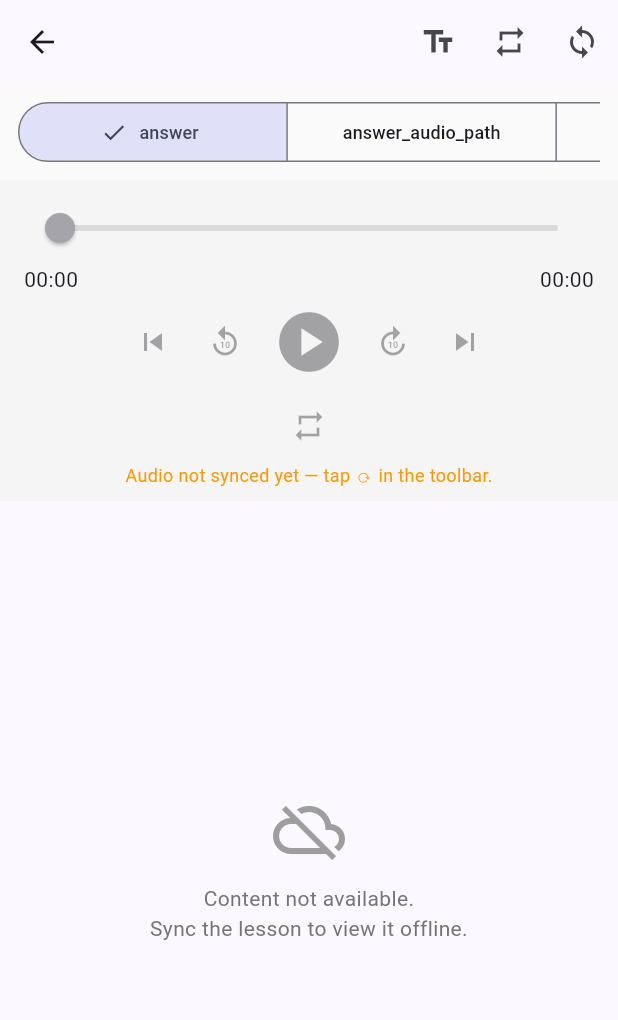
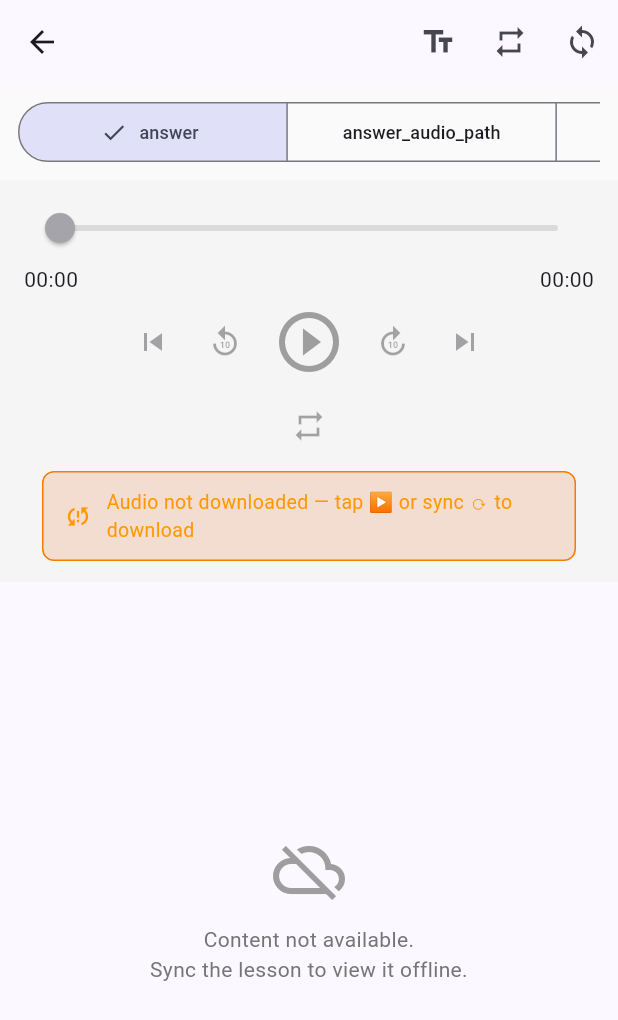
Before and after one commit to lbesnard/LingoAnki, a Flutter app: the PlayerScreen screen opened directly with empty values, on a phone screen of 412 x 824 dp. Shown: the top 1020 px of the screen. Run offline on Flutter 3.47's test engine with Material 3 defaults, Android fonts, the phone set to English and light mode, and no system bars; our stand-ins replace flutter_markdown, flutter_secure_storage, just_audio, shared_preferences, sqflite; accounts and stored records are empty.

Commit message:
feat(player): improve unsynced audio UX
- Play button is now always tappable; when audio isn't ready, tapping
  it shows a snackbar ('Syncing now, please wait...') and triggers sync
  automatically, instead of doing nothing
- Play button shows a grey outline play icon when unsynced (vs solid
  when ready) to signal the different state
- Replace the small orange text hint with a prominent orange banner:
  - Shows sync_problem icon and 'tap ▶ or sync ⟳ to download' when idle
  - Shows a spinner and 'Downloading audio... please wait' while syncing
  Banner disappears automatically once audio is ready

Co-authored-by: Copilot <223556219+Copilot@users.noreply.github.com>

```diff
--- a/android_app/lib/screens/player_screen.dart
+++ b/android_app/lib/screens/player_screen.dart
@@ -1083,13 +1083,27 @@ class _PlayerScreenState extends State<PlayerScreen> {
                               ProcessingState.completed;
                           return IconButton(
                             iconSize: 48,
-                            icon: Icon(completed
-                                ? Icons.replay_circle_filled
-                                : playing
-                                    ? Icons.pause_circle
-                                    : Icons.play_circle),
-                            onPressed: _audioReady
-                                ? () async {
+                            icon: Icon(
+                              !_audioReady
+                                  ? Icons.play_circle_outline
+                                  : completed
+                                      ? Icons.replay_circle_filled
+                                      : playing
+                                          ? Icons.pause_circle
+                                          : Icons.play_circle,
+                              color: !_audioReady ? Colors.grey : null,
+                            ),
+                            onPressed: !_audioReady
+                                ? () {
+                                    ScaffoldMessenger.of(context)
+                                        .showSnackBar(const SnackBar(
+                                      content: Text(
+                                          '⏳ Audio not downloaded yet — syncing now, please wait…'),
+                                      duration: Duration(seconds: 4),
+                                    ));
+                                    _triggerSync();
+                                  }
+                                : () async {
                                     if (completed) {
                                       await _player.seek(Duration.zero);
                                       await _player.play();
@@ -1098,8 +1112,7 @@ class _PlayerScreenState extends State<PlayerScreen> {
                                     } else {
                                       await _player.play();
                                     }
-                                  }
-                                : null,
+                                  },
                           );
                         },
                       ),
@@ -1135,10 +1148,47 @@ class _PlayerScreenState extends State<PlayerScreen> {
                     ],
                   ),
                   if (!_audioReady)
-                    const Text(
-                        'Audio not synced yet — tap ⟳ in the toolbar.',
-                        style:
-                            TextStyle(color: Colors.orange, fontSize: 12)),
+                    ListenableBuilder(
+                      listenable: SyncManager.instance,
+                      builder: (_, __) {
+                        final syncing = SyncManager.instance.isSyncing;
+                        return Container(
+                          margin: const EdgeInsets.symmetric(
+                              horizontal: 12, vertical: 6),
+                          padding: const EdgeInsets.symmetric(
+                              horizontal: 14, vertical: 10),
+                          decoration: BoxDecoration(
+                            color: Colors.orange.shade900.withValues(alpha: 0.15),
+                            border: Border.all(
+                                color: Colors.orange.shade700, width: 1),
+                            borderRadius: BorderRadius.circular(8),
+                          ),
+                          child: Row(
+                            children: [
+                              syncing
+                                  ? const SizedBox(
+                                      width: 16,
+                                      height: 16,
+                                      child: CircularProgressIndicator(
+                                          strokeWidth: 2,
+                                          color: Colors.orange))
+                                  : const Icon(Icons.sync_problem,
+                                      color: Colors.orange, size: 18),
+                              const SizedBox(width: 10),
+                              Expanded(
+                                child: Text(
+                                  syncing
+                                      ? 'Downloading audio… please wait'
+                                      : 'Audio not downloaded — tap ▶ or sync ⟳ to download',
+                                  style: const TextStyle(
+                                      color: Colors.orange, fontSize: 13),
+                                ),
+                              ),
+                            ],
+                          ),
+                        );
+                      },
+                    ),
                 ],
               ),
             ),
```
